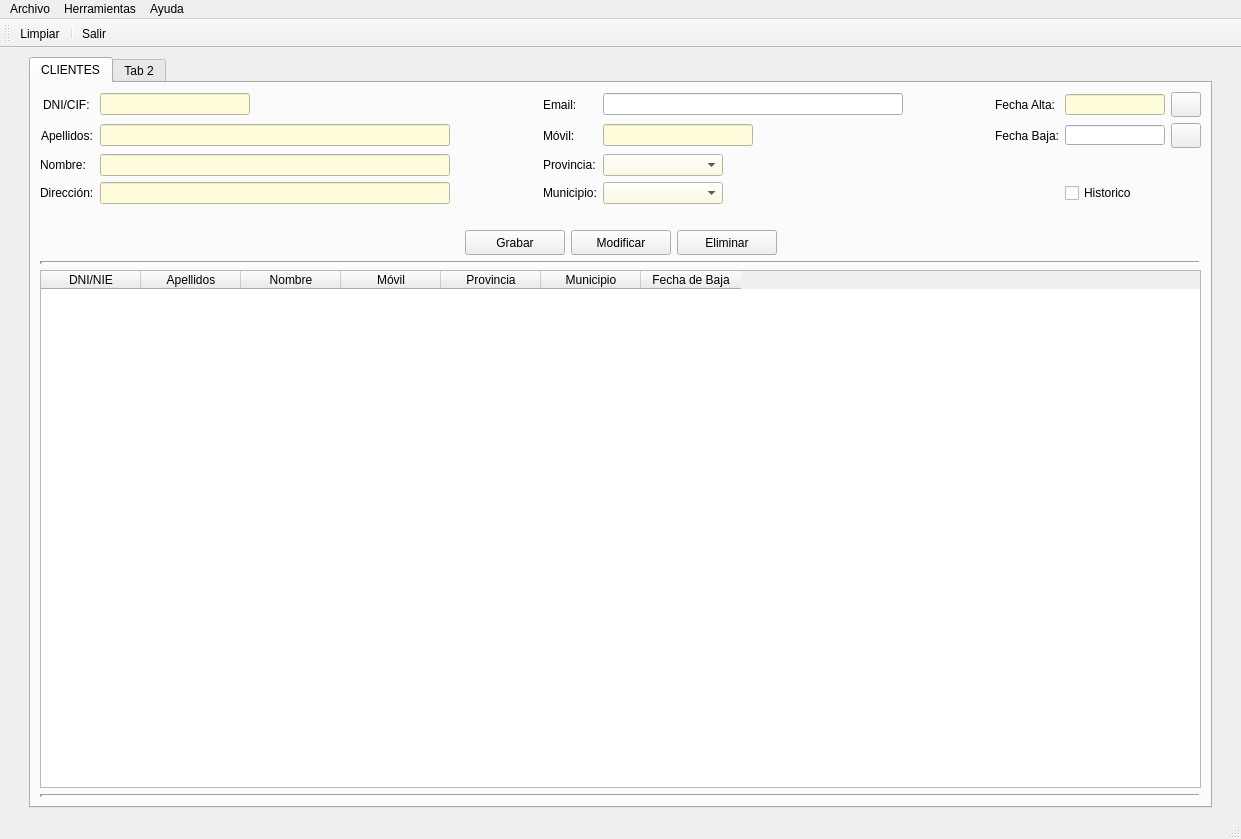
Qt form templates/venPrincipal.ui (AmarinoLama/desarrolloInterfaces_Proyecto) before a commit.
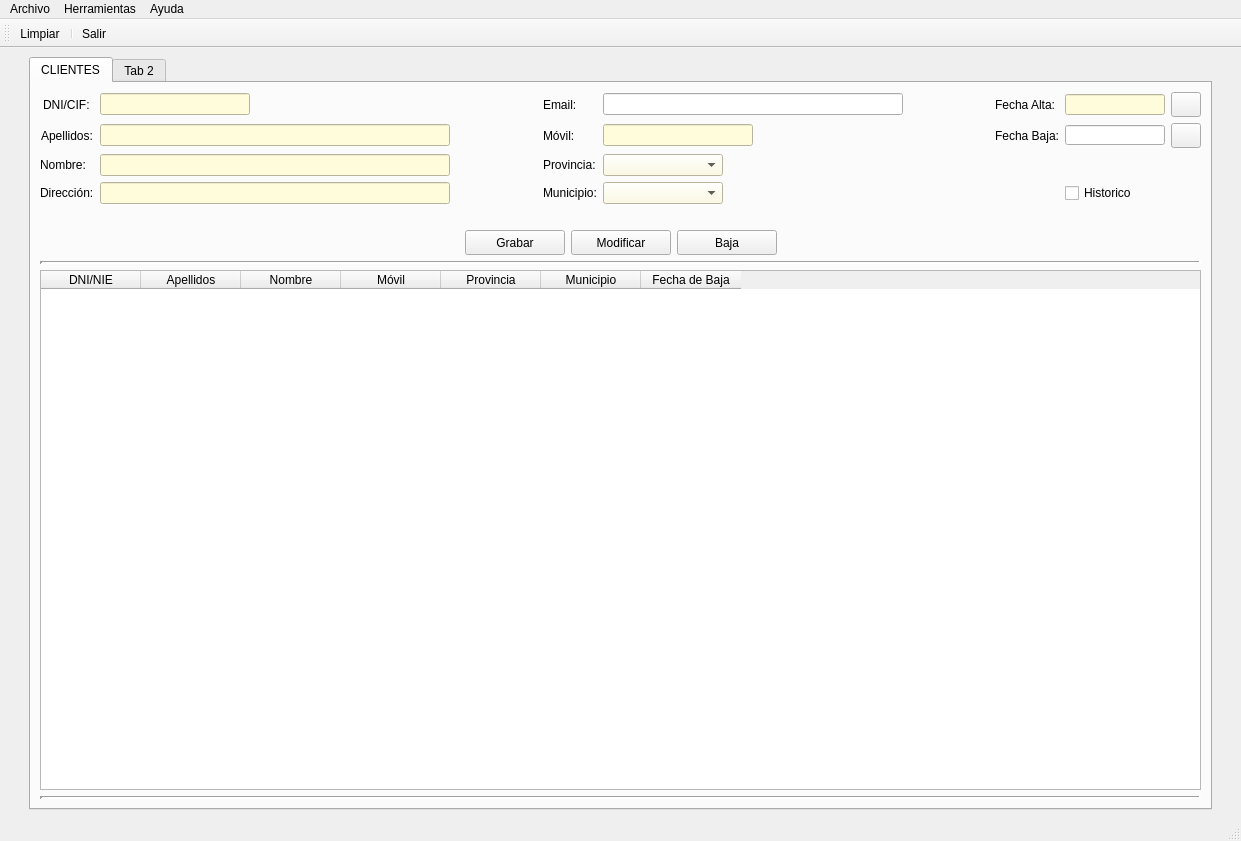
The same form after that commit. Icons and pictures are not drawn.

Commit message: feat() : arreglar btn baja y ckbx historico

Patch:
```diff
--- a/templates/venPrincipal.ui
+++ b/templates/venPrincipal.ui
@@ -7,7 +7,7 @@
     <x>0</x>
     <y>0</y>
     <width>1241</width>
-    <height>839</height>
+    <height>841</height>
    </rect>
   </property>
   <property name="windowTitle">
@@ -577,7 +577,7 @@
              </size>
             </property>
             <property name="text">
-             <string>Eliminar</string>
+             <string>Baja</string>
             </property>
            </widget>
           </item>
```
The commit also changes 6 other files.
